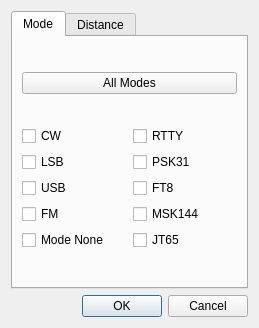
Old version of the form mqt/MqtLogger/bandmapclientfilterdialog.ui in the repository Rsclub22/Minos2-Mirror.
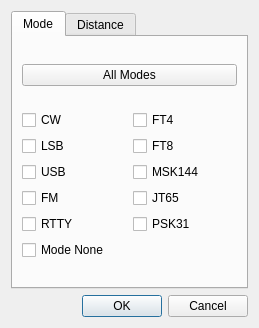
New version of the form.

Commit message: Lots on modes in spots, cluster and bandmap

What changed in the file:
```diff
--- a/mqt/MqtLogger/bandmapclientfilterdialog.ui
+++ b/mqt/MqtLogger/bandmapclientfilterdialog.ui
@@ -14,7 +14,7 @@
    <string/>
   </property>
   <layout class="QVBoxLayout" name="verticalLayout_3">
-   <item>
+   <item alignment="Qt::AlignLeft">
     <widget class="QTabWidget" name="bandmapFilterTab">
      <property name="currentIndex">
       <number>0</number>
@@ -33,14 +33,14 @@
        </item>
        <item>
         <layout class="QGridLayout" name="gridLayout">
-         <item row="0" column="0">
-          <widget class="QCheckBox" name="cwModeChkBox">
+         <item row="3" column="0">
+          <widget class="QCheckBox" name="usbModeChkBox">
            <property name="text">
-            <string>CW</string>
+            <string>USB</string>
            </property>
           </widget>
          </item>
-         <item row="0" column="1">
+         <item row="5" column="0">
           <widget class="QCheckBox" name="rttyModeChkBox">
            <property name="text">
             <string>RTTY</string>
@@ -54,34 +54,41 @@
            </property>
           </widget>
          </item>
+         <item row="7" column="0">
+          <widget class="QCheckBox" name="noneModeChkBox">
+           <property name="text">
+            <string>Mode None</string>
+           </property>
+          </widget>
+         </item>
+         <item row="0" column="0">
+          <widget class="QCheckBox" name="cwModeChkBox">
+           <property name="text">
+            <string>CW</string>
+           </property>
+          </widget>
+         </item>
+         <item row="4" column="0">
+          <widget class="QCheckBox" name="fmModeChkBox">
+           <property name="text">
+            <string>FM</string>
+           </property>
+          </widget>
+         </item>
+         <item row="0" column="1">
+          <widget class="QCheckBox" name="ft4ModeChkBox">
+           <property name="text">
+            <string>FT4</string>
+           </property>
+          </widget>
+         </item>
          <item row="1" column="1">
-          <widget class="QCheckBox" name="psk31ModeChkBox">
-           <property name="text">
-            <string>PSK31</string>
-           </property>
-          </widget>
-         </item>
-         <item row="2" column="0">
-          <widget class="QCheckBox" name="usbModeChkBox">
-           <property name="text">
-            <string>USB</string>
-           </property>
-          </widget>
-         </item>
-         <item row="2" column="1">
           <widget class="QCheckBox" name="ft8ModeChkBox">
            <property name="text">
             <string>FT8</string>
            </property>
           </widget>
          </item>
-         <item row="3" column="0">
-          <widget class="QCheckBox" name="fmModeChkBox">
-           <property name="text">
-            <string>FM</string>
-           </property>
-          </widget>
-         </item>
          <item row="3" column="1">
           <widget class="QCheckBox" name="msk144ModeChkBox">
            <property name="text">
@@ -89,13 +96,6 @@
            </property>
           </widget>
          </item>
-         <item row="4" column="0">
-          <widget class="QCheckBox" name="noneModeChkBox">
-           <property name="text">
-            <string>Mode None</string>
-           </property>
-          </widget>
-         </item>
          <item row="4" column="1">
           <widget class="QCheckBox" name="jt65ModeChkBox">
            <property name="text">
@@ -103,6 +103,13 @@
            </property>
           </widget>
          </item>
+         <item row="5" column="1">
+          <widget class="QCheckBox" name="psk31ModeChkBox">
+           <property name="text">
+            <string>PSK31</string>
+           </property>
+          </widget>
+         </item>
         </layout>
        </item>
       </layout>
```
The commit also changes 12 other files.
